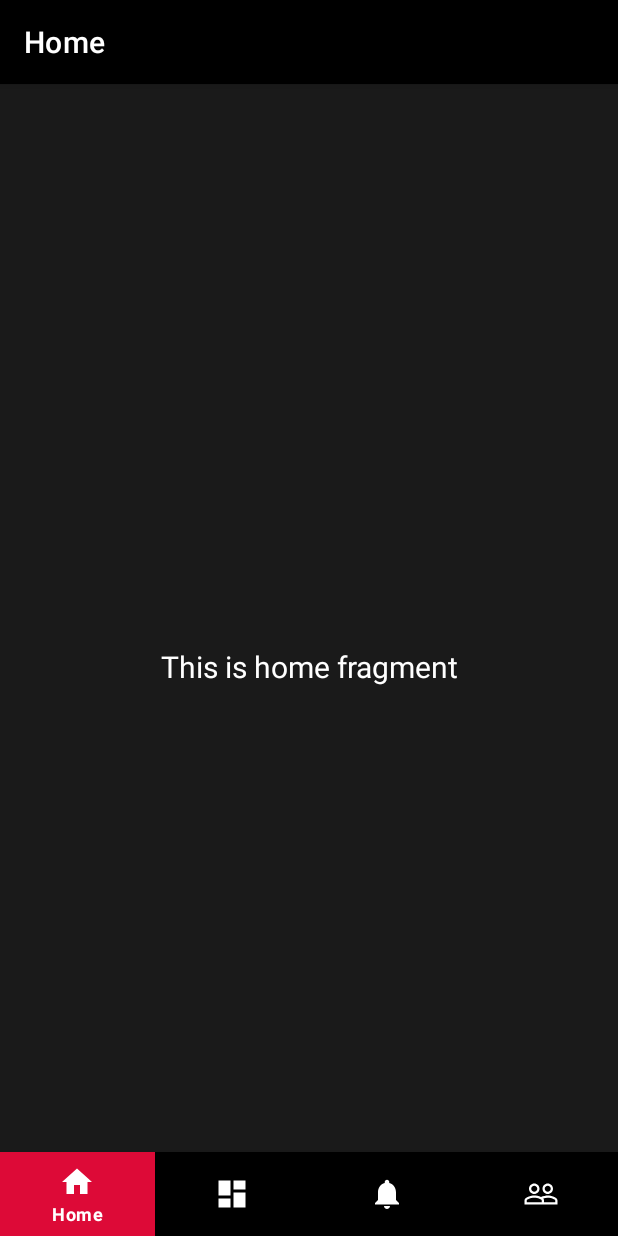
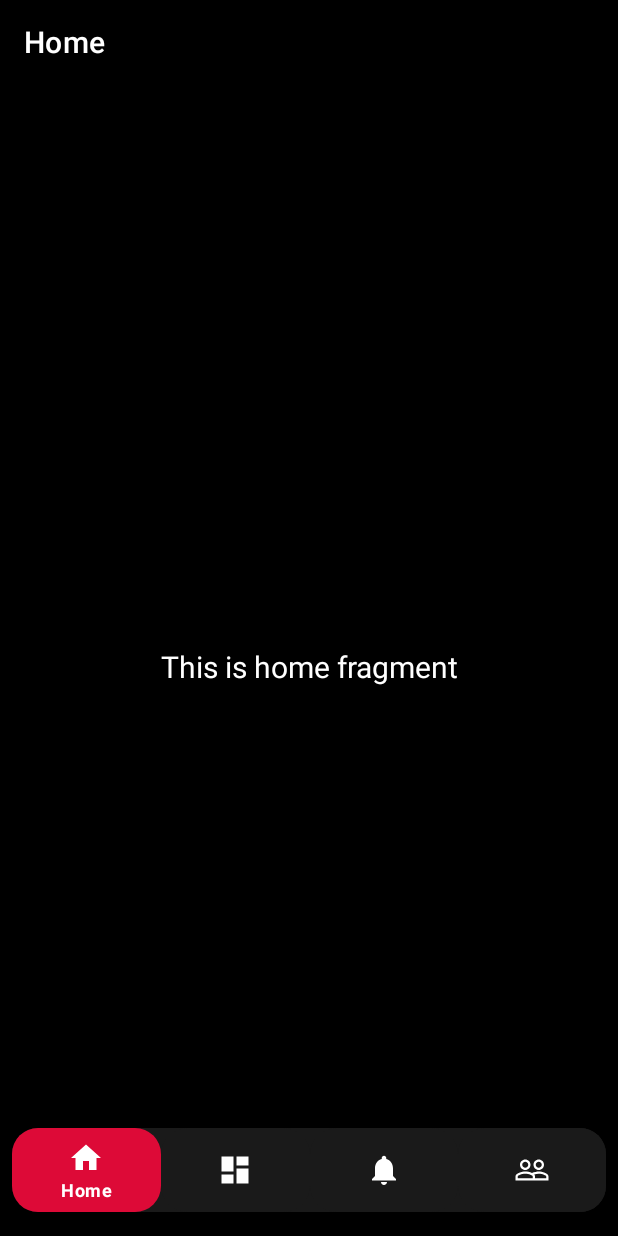
Before and after one commit to PrinceGarg23/IQ-Android, an Android app: the screen it shows after launch (MainActivity), on a phone screen of 412 x 824 dp. Run offline under Robolectric (Android 15) with nearby library versions, the phone set to English and light mode, and no system bars; our stand-ins replace navigation-ui.

Commit message:
Added floating bottom navBar

```diff
--- /dev/null
+++ b/app/src/main/res/drawable/bottomnav_back.xml
@@ -0,0 +1,5 @@
+<?xml version="1.0" encoding="utf-8"?>
+<shape xmlns:android="http://schemas.android.com/apk/res/android">
+    <solid android:color="@color/black" />
+    <corners android:radius="17dp" />
+</shape>
--- a/app/src/main/res/drawable/nav_background.xml
+++ b/app/src/main/res/drawable/nav_background.xml
@@ -1,5 +1,17 @@
 <?xml version="1.0" encoding="utf-8"?>
 <selector xmlns:android="http://schemas.android.com/apk/res/android">
-    <item android:drawable="@color/ripple_color" android:state_checked="true" />
-    <item android:drawable="@android:color/black"/>
+    <item  android:state_checked="true" >
+        <shape  >
+            <solid android:color="@color/ripple_color"/>
+            <corners
+                android:radius="17dp"/>
+        </shape>
+    </item>
+    <item >
+        <shape  >
+            <solid android:color="@color/black"/>
+            <corners
+                android:radius="17dp"/>
+        </shape>
+    </item>
 </selector>
--- a/app/src/main/res/layout/about_fragment.xml
+++ b/app/src/main/res/layout/about_fragment.xml
@@ -1,6 +1,6 @@
 <?xml version="1.0" encoding="utf-8"?>
 <androidx.core.widget.NestedScrollView
- xmlns:android="http://schemas.android.com/apk/res/android"
+    xmlns:android="http://schemas.android.com/apk/res/android"
     xmlns:app="http://schemas.android.com/apk/res-auto"
     xmlns:tools="http://schemas.android.com/tools"
     android:layout_width="match_parent"
--- a/app/src/main/res/layout/activity_main.xml
+++ b/app/src/main/res/layout/activity_main.xml
@@ -12,12 +12,14 @@
         android:id="@+id/nav_view"
         android:layout_width="0dp"
         android:layout_height="wrap_content"
-        android:layout_marginStart="0dp"
-        android:layout_marginEnd="0dp"
-        android:background="?android:attr/windowBackground"
+        android:layout_marginStart="8dp"
+        android:layout_marginEnd="8dp"
+        android:layout_marginBottom="16dp"
+        android:background="@drawable/bottomnav_back"
         app:layout_constraintBottom_toBottomOf="parent"
         app:layout_constraintLeft_toLeftOf="parent"
         app:layout_constraintRight_toRightOf="parent"
+        android:elevation="8dp"
         app:menu="@menu/bottom_nav_menu"
         app:itemBackground="@drawable/nav_background"
         app:itemIconTint="@drawable/bottom_navigation_color_selector"
@@ -29,7 +31,7 @@
         android:layout_width="match_parent"
         android:layout_height="match_parent"
         app:defaultNavHost="true"
-        app:layout_constraintBottom_toTopOf="@id/nav_view"
+        app:layout_constraintBottom_toBottomOf="parent"
         app:layout_constraintLeft_toLeftOf="parent"
         app:layout_constraintRight_toRightOf="parent"
         app:layout_constraintTop_toTopOf="parent"
--- a/app/src/main/res/values/colors.xml
+++ b/app/src/main/res/values/colors.xml
@@ -5,10 +5,10 @@
     <color name="purple_700">#FF3700B3</color>
     <color name="teal_200">#FF03DAC5</color>
     <color name="teal_700">#FF018786</color>
-    <color name="black">#FF000000</color>
+    <color name="black">#1a1a1a</color>
     <color name="white">#FFFFFFFF</color>
 
-    <color name="background">#1a1a1a</color>
+    <color name="background">#000000</color>
     <color name="tab_enable">#800000</color>
     <color name="tab_disable">#ffffff</color>
     <color name="progressBar">#5B86E5</color>
--- a/app/src/main/res/values/themes.xml
+++ b/app/src/main/res/values/themes.xml
@@ -2,8 +2,8 @@
     <!-- Base application theme. -->
     <style name="Theme.IQApp" parent="Theme.MaterialComponents.DayNight.DarkActionBar">
         <!-- Primary brand color. -->
-        <item name="colorPrimary">@color/black</item>
-        <item name="colorPrimaryVariant">@color/black</item>
+        <item name="colorPrimary">@color/background</item>
+        <item name="colorPrimaryVariant">@color/background</item>
         <item name="colorOnPrimary">@color/white</item>
         <!-- Secondary brand color. -->
         <item name="colorSecondary">@color/black</item>
```
